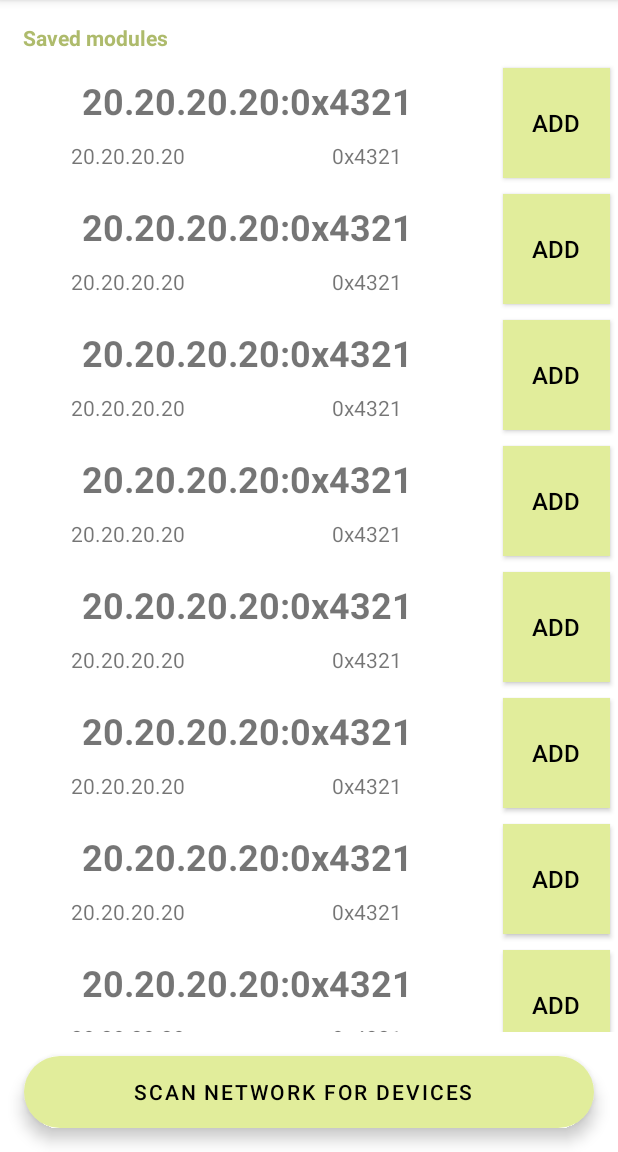
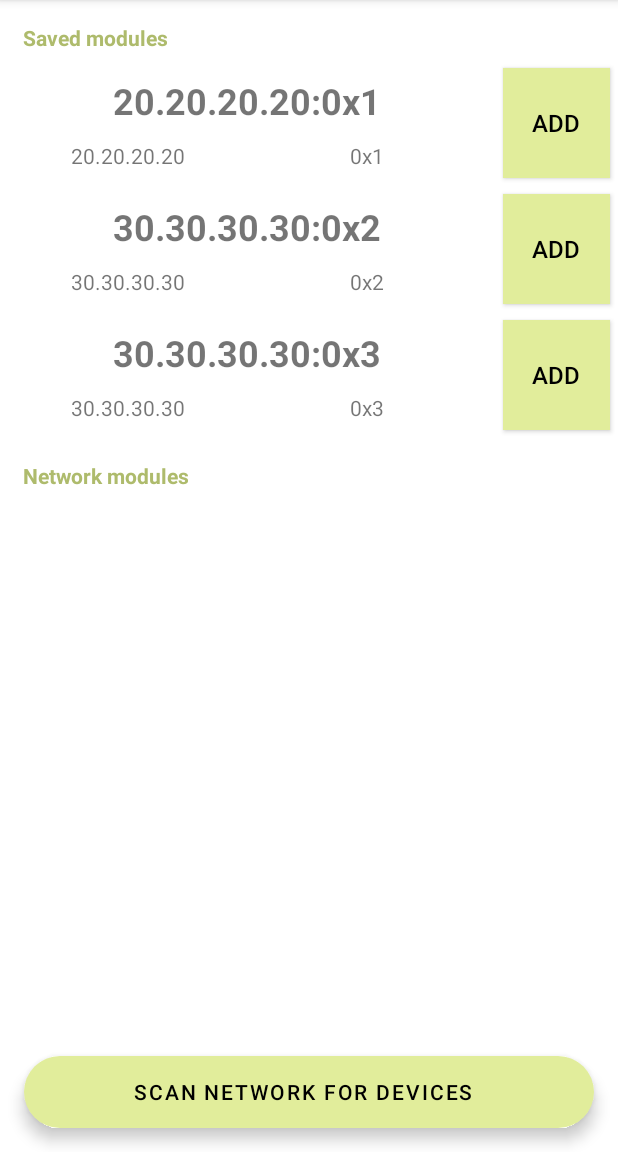
Before and after one commit to JakubTutka/Intelligent-Window-Blinds-app, an Android app: the screen it shows after launch (MainActivity), after a tap on "SCAN NETWORK FOR DEVICES", on a phone screen of 412 x 824 dp, the part 84-1236 px from its top. Run offline under Robolectric (Android 15) with nearby library versions, the phone set to English and light mode, and no system bars; our stand-ins replace Room's generated code.

Commit message:
Add saved module item for recycler view

```diff
--- a/app/src/main/java/intelligent/window/blinds/MainActivity.kt
+++ b/app/src/main/java/intelligent/window/blinds/MainActivity.kt
@@ -9,6 +9,7 @@ import androidx.appcompat.app.AppCompatActivity
 import androidx.lifecycle.ViewModelProvider
 import androidx.recyclerview.widget.LinearLayoutManager
 import androidx.recyclerview.widget.RecyclerView
+import intelligent.window.blinds.adapters.ScannedModulesAdapter
 import intelligent.window.blinds.room.ModuleViewModel
 import java.net.InetAddress
 import intelligent.window.blinds.room.Module as iwbuModule
@@ -54,9 +55,9 @@ class MainActivity : AppCompatActivity() {
     private fun getNetworkModules(): MutableList<iwbuModule> {
         // TODO("Scan network modules")
         val list : MutableList<iwbuModule> = mutableListOf()
-        for (i in 1..15) {
-            list.add(iwbuModule(0x4321.toShort(), InetAddress.getByName("20.20.20.20"), 0xBB.toByte(), 0xCC.toByte()))
-        }
+        list.add(iwbuModule(0x1.toShort(), InetAddress.getByName("20.20.20.20"), 0x1.toByte(), 0x2.toByte()))
+        list.add(iwbuModule(0x2.toShort(), InetAddress.getByName("30.30.30.30"), 0x14.toByte(), 0xF.toByte()))
+        list.add(iwbuModule(0x3.toShort(), InetAddress.getByName("30.30.30.30"), 0xFF.toByte(), 0xA.toByte()))
 
         return list
     }
--- /dev/null
+++ b/app/src/main/java/intelligent/window/blinds/adapters/SavedDevicesAdapter.kt
@@ -0,0 +1,4 @@
+package intelligent.window.blinds.adapters
+
+class SavedDevicesAdapter {
+}
--- a/app/src/main/java/intelligent/window/blinds/ScannedModulesAdapter.kt
+++ b/app/src/main/java/intelligent/window/blinds/adapters/ScannedModulesAdapter.kt
@@ -1,4 +1,4 @@
-package intelligent.window.blinds
+package intelligent.window.blinds.adapters
 
 import android.util.Log
 import android.view.LayoutInflater
@@ -6,8 +6,8 @@ import android.view.View
 import android.view.ViewGroup
 import android.widget.Button
 import android.widget.TextView
-import android.widget.Toast
 import androidx.recyclerview.widget.RecyclerView
+import intelligent.window.blinds.R
 import intelligent.window.blinds.room.Module
 import intelligent.window.blinds.room.ModuleEntity
 import intelligent.window.blinds.room.ModuleViewModel
@@ -18,13 +18,13 @@ class ScannedModulesAdapter(private var modules: MutableList<Module>, private va
     override fun onCreateViewHolder(
         parent: ViewGroup,
         viewType: Int
-    ): ScannedModulesAdapter.ViewHolder {
+    ): ViewHolder {
         val view = LayoutInflater.from(parent.context).inflate(R.layout.item_module, parent, false)
 
-        return ScannedModulesAdapter.ViewHolder(view).linkAdapter(this).linkViewModel(mModuleViewModel)
+        return ViewHolder(view).linkAdapter(this).linkViewModel(mModuleViewModel)
     }
 
-    override fun onBindViewHolder(holder: ScannedModulesAdapter.ViewHolder, position: Int) {
+    override fun onBindViewHolder(holder: ViewHolder, position: Int) {
         val module = modules[position]
         val id = modules[position].id
         val ip = modules[position].ipAddress.toString().drop(1)
@@ -58,12 +58,12 @@ class ScannedModulesAdapter(private var modules: MutableList<Module>, private va
             }
         }
 
-        fun linkAdapter(adapter: ScannedModulesAdapter) : ScannedModulesAdapter.ViewHolder{
+        fun linkAdapter(adapter: ScannedModulesAdapter) : ViewHolder {
             this.adapter = adapter
             return this
         }
 
-        fun linkViewModel(viewModel: ModuleViewModel) : ScannedModulesAdapter.ViewHolder{
+        fun linkViewModel(viewModel: ModuleViewModel) : ViewHolder {
             this.mModuleViewModule = viewModel
             return this
         }
--- a/app/src/main/res/values/colors.xml
+++ b/app/src/main/res/values/colors.xml
@@ -7,4 +7,6 @@
     <color name="teal_700">#FF018786</color>
     <color name="black">#FF000000</color>
     <color name="white">#FFFFFFFF</color>
+    <color name="delete_button">#A92100</color>
+    <color name="edit_button">#6FCF1E</color>
 </resources>
--- a/app/src/main/res/values/strings.xml
+++ b/app/src/main/res/values/strings.xml
@@ -4,6 +4,8 @@
     <string name="template_item_module_ip">IP: xxx.xxx.xxx.xxx</string>
     <string name="template_item_module_id">ID: 0x0000</string>
     <string name="template_item_module_button">Add</string>
+    <string name="template_item_edit_module_button">Edit</string>
+    <string name="template_item_remove_module_button">Remove</string>
     <string name="main_scanner_button">Scan network for devices</string>
     <string name="saved_modules">Saved modules</string>
     <string name="network_modules">Network modules</string>
```
Also changed, not shown: app/src/main/res/layout/item_module_saved.xml (added, +89 -0 lines).
